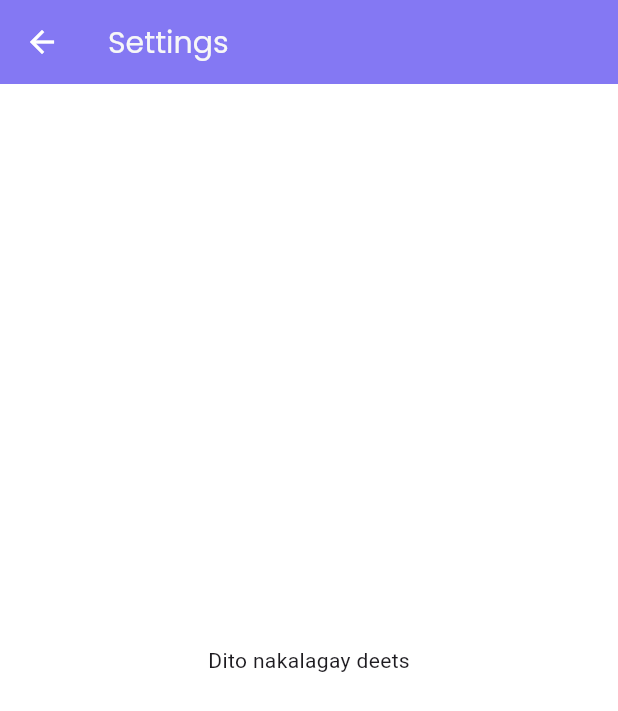
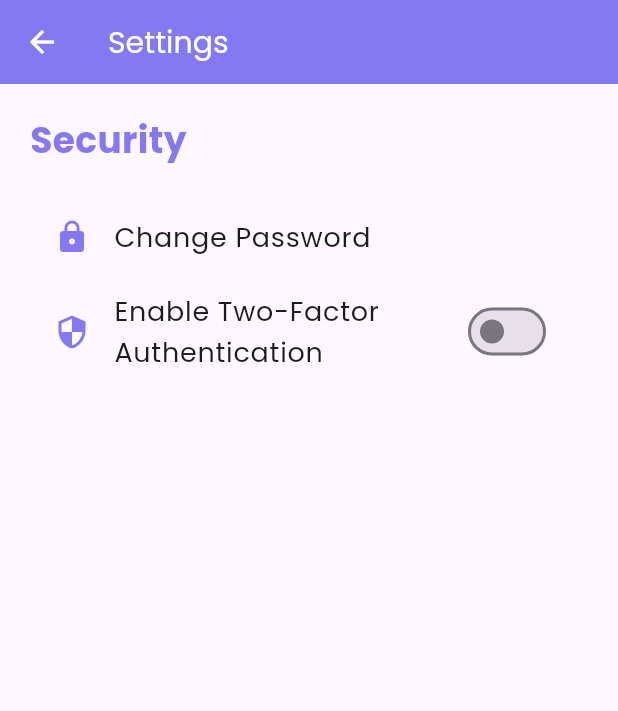
Before and after one commit to Sunbzchrre/eyesync, a Flutter app: the SettingsScreen screen opened by its route, on a phone screen of 412 x 824 dp. Shown: the top 711 px of the screen. Run offline on Flutter 3.47's test engine with Material 3 defaults, Android fonts, the light colour scheme and no system bars; our stand-ins replace google_fonts, google_sign_in, shared_preferences, smooth_page_indicator; accounts and stored records are empty.

Commit message:
Update settings.dart

```diff
--- a/lib/drawer/settings.dart
+++ b/lib/drawer/settings.dart
@@ -1,20 +1,141 @@
-import 'package:eyesync/components/color.dart';
 import 'package:flutter/material.dart';
 import 'package:google_fonts/google_fonts.dart';
+import 'package:eyesync/components/color.dart';
 
-class SettingsScreen extends StatelessWidget {
+class SettingsScreen extends StatefulWidget {
+  const SettingsScreen({Key? key}) : super(key: key);
+
   @override
-    Widget build(BuildContext context){
+  _SettingsScreenState createState() => _SettingsScreenState();
+}
+
+class _SettingsScreenState extends State<SettingsScreen> {
+  bool _isTwoFactorEnabled = false;
+  final TextEditingController _currentPasswordController = TextEditingController();
+  final TextEditingController _newPasswordController = TextEditingController();
+  final TextEditingController _confirmPasswordController = TextEditingController();
+
+  void _changePassword() {
+    // Implement password change logic here
+    String currentPassword = _currentPasswordController.text;
+    String newPassword = _newPasswordController.text;
+    String confirmPassword = _confirmPasswordController.text;
+
+    if (newPassword != confirmPassword) {
+      ScaffoldMessenger.of(context).showSnackBar(
+        SnackBar(content: Text('New passwords do not match')),
+      );
+      return;
+    }
+
+    // Assume the password change is successful
+    ScaffoldMessenger.of(context).showSnackBar(
+      SnackBar(content: Text('Password changed successfully')),
+    );
+
+    // Clear text fields
+    _currentPasswordController.clear();
+    _newPasswordController.clear();
+    _confirmPasswordController.clear();
+  }
+
+  void _toggleTwoFactorAuthentication(bool value) {
+    setState(() {
+      _isTwoFactorEnabled = value;
+    });
+
+    ScaffoldMessenger.of(context).showSnackBar(
+      SnackBar(content: Text('Two-Factor Authentication ${value ? "enabled" : "disabled"}')),
+    );
+  }
+
+  @override
+  Widget build(BuildContext context) {
     return Scaffold(
-    backgroundColor: Colors.white,
       appBar: AppBar(
         iconTheme: IconThemeData(color: Colors.white),
-      title: Text("Settings", style: GoogleFonts.poppins(fontSize: 20, color: secondaryColor),),
+        title: Text(
+          'Settings',
+          style: GoogleFonts.poppins(fontSize: 20, color: Colors.white),
+        ),
         backgroundColor: primaryColor,
       ),
-    body: Center(
-      child: Text("Dito nakalagay deets"),),
+      body: ListView(
+        padding: const EdgeInsets.all(20.0),
+        children: [
+          Text(
+            'Security',
+            style: GoogleFonts.poppins(fontSize: 24, fontWeight: FontWeight.bold, color: primaryColor),
+          ),
+          SizedBox(height: 20),
+          ListTile(
+            leading: Icon(Icons.lock, color: primaryColor),
+            title: Text('Change Password', style: GoogleFonts.poppins(fontSize: 18)),
+            onTap: () {
+              _showChangePasswordDialog();
+            },
+          ),
+          SwitchListTile(
+            title: Text('Enable Two-Factor Authentication', style: GoogleFonts.poppins(fontSize: 18)),
+            value: _isTwoFactorEnabled,
+            onChanged: _toggleTwoFactorAuthentication,
+            secondary: Icon(Icons.security, color: primaryColor),
+          ),
+        ],
+      ),
     );
+  }
 
+  void _showChangePasswordDialog() {
+    showDialog(
+      context: context,
+      builder: (BuildContext context) {
+        return AlertDialog(
+          title: Text('Change Password', style: GoogleFonts.poppins(fontWeight: FontWeight.bold)),
+          content: SingleChildScrollView(
+            child: Column(
+              children: [
+                TextField(
+                  controller: _currentPasswordController,
+                  obscureText: true,
+                  decoration: InputDecoration(labelText: 'Current Password'),
+                ),
+                TextField(
+                  controller: _newPasswordController,
+                  obscureText: true,
+                  decoration: InputDecoration(labelText: 'New Password'),
+                ),
+                TextField(
+                  controller: _confirmPasswordController,
+                  obscureText: true,
+                  decoration: InputDecoration(labelText: 'Confirm New Password'),
+                ),
+              ],
+            ),
+          ),
+          actions: [
+            TextButton(
+              child: Text('Cancel', style: GoogleFonts.poppins(color: primaryColor)),
+              onPressed: () {
+                Navigator.of(context).pop();
+              },
+            ),
+            ElevatedButton(
+              child: Text('Change', style: GoogleFonts.poppins()),
+              onPressed: () {
+                _changePassword();
+                Navigator.of(context).pop();
+              },
+            ),
+          ],
+        );
+      },
+    );
   }
 }
+
+void main() {
+  runApp(MaterialApp(
+    home: SettingsScreen(),
+  ));
+}
```
Lines whose indentation alone changed are shown as unchanged.
